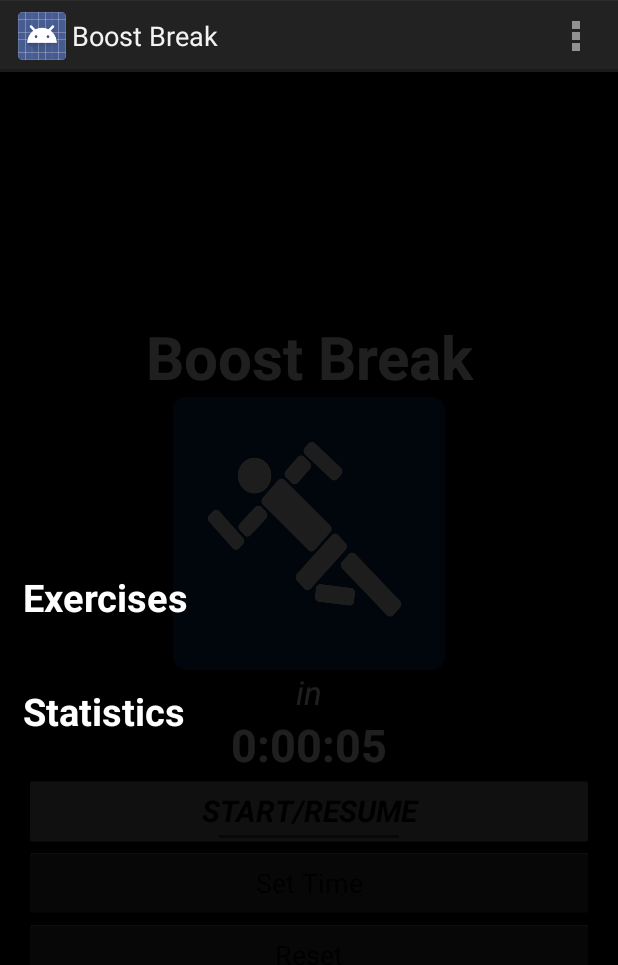
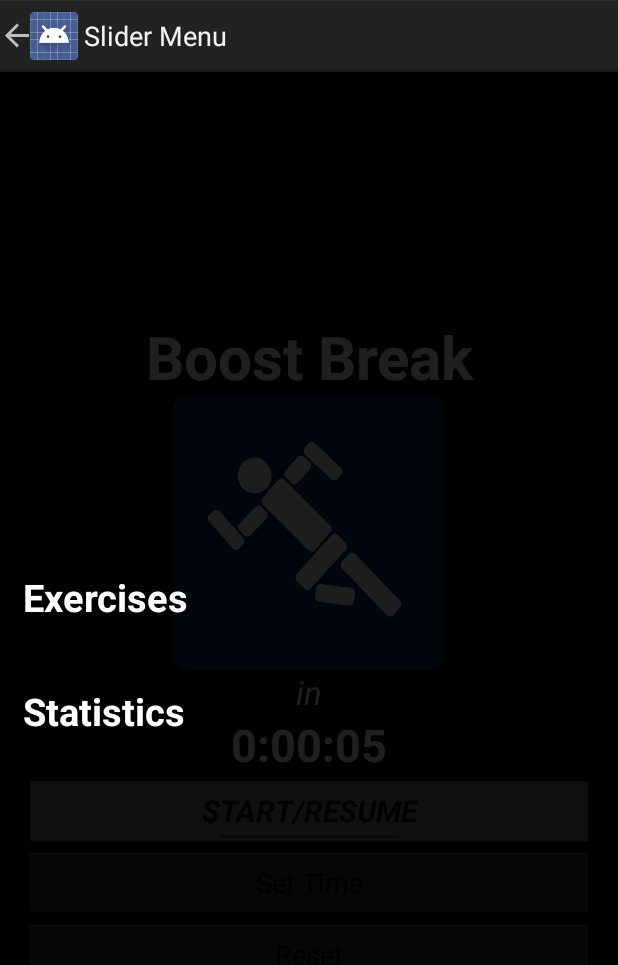
Before and after one commit to a-songac/boost-break, an Android app: the screen it shows after launch (MainActivity), with the side drawer open, on a phone screen of 412 x 824 dp. Shown: the top 965 px of the screen. Run offline under Robolectric (Android 15) with nearby library versions, the phone set to English and light mode, and no system bars.

Commit message:
Add action bar drawer toggle and back button

```diff
--- a/app/build.gradle
+++ b/app/build.gradle
@@ -20,4 +20,5 @@
 
 dependencies {
     compile 'com.android.support:support-v4:21.0.3'
+    compile 'com.android.support:appcompat-v7:21.0.3'
 }
--- a/app/src/main/AndroidManifest.xml
+++ b/app/src/main/AndroidManifest.xml
@@ -11,11 +11,11 @@
     <uses-permission android:name="android.permission.VIBRATE" >
     </uses-permission>
 
-    <android:uses-permission
+    <uses-permission
         android:name="android.permission.WRITE_EXTERNAL_STORAGE"
         android:maxSdkVersion="18" />
-    <android:uses-permission android:name="android.permission.READ_PHONE_STATE" />
-    <android:uses-permission
+    <uses-permission android:name="android.permission.READ_PHONE_STATE" />
+    <uses-permission
         android:name="android.permission.READ_EXTERNAL_STORAGE"
         android:maxSdkVersion="18" />
 
--- a/app/src/main/java/project/boostbreak/MainActivity.java
+++ b/app/src/main/java/project/boostbreak/MainActivity.java
@@ -15,20 +15,24 @@
 import android.app.PendingIntent;
 import android.content.Context;
 import android.content.Intent;
+import android.content.res.Configuration;
 import android.os.Bundle;
 import android.os.Handler;
+import android.support.v7.app.ActionBarDrawerToggle;
 import android.support.v4.app.FragmentActivity;
 import android.support.v4.app.NotificationCompat;
 import android.support.v4.widget.DrawerLayout;
 import android.util.Log;
 import android.view.Gravity;
 import android.view.Menu;
+import android.view.MenuItem;
 import android.view.View;
 import android.widget.AdapterView;
 import android.widget.ArrayAdapter;
 import android.widget.Button;
 import android.widget.CompoundButton;
 import android.widget.ListView;
+import android.widget.RelativeLayout;
 import android.widget.TextView;
 import android.widget.Toast;
 import android.widget.ToggleButton;
@@ -41,7 +45,13 @@
     private String[] drawerListViewElements = {"Exercises","Statistics"};
     private DrawerLayout mDrawerLayout;
     private ListView mDrawerList;
+    private RelativeLayout mDrawerRelativeLayout;
     private boolean drawerOpened = false;
+    private ActionBarDrawerToggle mDrawerToggle;
+    // nav drawer title
+    private CharSequence mDrawerTitle;
+    // used to store app title
+    private CharSequence mTitle;
 
 	// visual elements
 	private Button  setTimeButton, resetButton;
@@ -84,6 +94,7 @@
 
 		// initialize the views
         mDrawerLayout = (DrawerLayout) findViewById(R.id.drawer_layout);
+        mDrawerRelativeLayout = (RelativeLayout) findViewById(R.id.drawer_rel_layout);
         mDrawerList = (ListView) findViewById(R.id.left_drawer);
 		timerValue = (TextView) findViewById(R.id.timerTextview);
 		startButton = (ToggleButton) findViewById(R.id.startButton);
@@ -92,13 +103,16 @@
 
         // Set the navigation drawer
 
+        mTitle = mDrawerTitle = getTitle();
+        mDrawerTitle = "Slider Menu";
+        // intents for the menu items
         final Intent exerciseListIntent =  new Intent(this, ExercisesListActivity.class);
         final Intent statsIntent =  new Intent(this, StatisticsActivity.class);
 
+        // list adapter for drawer
         mDrawerList.setAdapter(new ArrayAdapter<String>(this,R.layout.drawer_list_item,
                 drawerListViewElements ));
         mDrawerLayout.setScrimColor(0xE0000000);
-
         mDrawerList.setOnItemClickListener(new AdapterView.OnItemClickListener() {
             @Override
             public void onItemClick(AdapterView<?> parent, View view, int position, long id) {
@@ -110,15 +124,38 @@
                     case 1:
                         startActivity(statsIntent);
                 }
-
             }
         });
+
+        // enabling action bar app icon and behaving it as toggle button
+        getActionBar().setDisplayHomeAsUpEnabled(true);
+        getActionBar().setHomeButtonEnabled(true);
+
+        mDrawerToggle = new ActionBarDrawerToggle(this, mDrawerLayout,
+                R.string.app_name, // nav drawer open - description for accessibility
+                R.string.app_name // nav drawer close - description for accessibility
+        ){
+            public void onDrawerClosed(View view) {
+                getActionBar().setTitle(mTitle);
+                // calling onPrepareOptionsMenu() to show action bar icons
+                invalidateOptionsMenu();
+            }
+
+            public void onDrawerOpened(View drawerView) {
+                getActionBar().setTitle(mDrawerTitle);
+                // calling onPrepareOptionsMenu() to hide action bar icons
+                invalidateOptionsMenu();
+            }
+        };
+        mDrawerLayout.setDrawerListener(mDrawerToggle);
+
 
 		// display the initial time on the clock
 		timerValue.setText(setTextTime(chosenTimeInSeconds));
 
-        // Announce the presence of the drawer
-        customHandler.postDelayed(announceDrawerPresence, 2000);
+        // Announce the presence of the drawer on first time
+        if(savedInstanceState == null)
+            customHandler.postDelayed(announceDrawerPresence, 2000);
 
 		// create an alarm manager and the needed intents/pending intents
 		alarmManager =  (AlarmManager) getSystemService(ALARM_SERVICE);
@@ -390,8 +427,6 @@
         }
     };
 
-
-
 	@Override
 	public boolean onCreateOptionsMenu(Menu menu) {
 		// Inflate the menu; this adds items to the action bar if it is present.
@@ -399,4 +434,55 @@
 		return true;
 	}
 
+    @Override
+    public boolean onOptionsItemSelected(MenuItem item) {
+        // toggle nav drawer on selecting action bar app icon/title
+        if (mDrawerToggle.onOptionsItemSelected(item)) {
+            return true;
+        }
+        // Handle action bar actions click
+        switch (item.getItemId()) {
+            case R.id.action_settings:
+                return true;
+            default:
+                return super.onOptionsItemSelected(item);
+        }
+    }
+
+    /***
+     * Called when invalidateOptionsMenu() is triggered
+     */
+    @Override
+    public boolean onPrepareOptionsMenu(Menu menu) {
+        // if nav drawer is opened, hide the action items
+        boolean drawerOpen = mDrawerLayout.isDrawerOpen(mDrawerRelativeLayout);
+        menu.findItem(R.id.action_settings).setVisible(!drawerOpen);
+        return super.onPrepareOptionsMenu(menu);
+    }
+
+    @Override
+    public void setTitle(CharSequence title) {
+        mTitle = title;
+        getActionBar().setTitle(mTitle);
+    }
+
+    /**
+     * When using the ActionBarDrawerToggle, you must call it during
+     * onPostCreate() and onConfigurationChanged()...
+     */
+
+    @Override
+    protected void onPostCreate(Bundle savedInstanceState) {
+        super.onPostCreate(savedInstanceState);
+        // Sync the toggle state after onRestoreInstanceState has occurred.
+        mDrawerToggle.syncState();
+    }
+
+    @Override
+    public void onConfigurationChanged(Configuration newConfig) {
+        super.onConfigurationChanged(newConfig);
+        // Pass any configuration change to the drawer toggls
+        mDrawerToggle.onConfigurationChanged(newConfig);
+    }
+
 }
--- a/app/src/main/res/layout/activity_main.xml
+++ b/app/src/main/res/layout/activity_main.xml
@@ -86,7 +86,7 @@
     </LinearLayout>
 
     <!-- The navigation drawer -->
-    <RelativeLayout
+    <RelativeLayout android:id="@+id/drawer_rel_layout"
         android:layout_width="240dp"
         android:layout_height="match_parent"
         android:layout_gravity="start">
```
Also changed, not shown: app/src/main/java/project/boostbreak/ExercisesListActivity.java (+16 -3 lines), app/src/main/java/project/boostbreak/StatisticsActivity.java (+10 -0 lines), app/src/main/res/drawable-hdpi/ic_drawer.png (added), app/src/main/res/drawable-mdpi/ic_drawer.png (added), app/src/main/res/drawable-xhdpi/ic_drawer.png (added), 3 other files.
